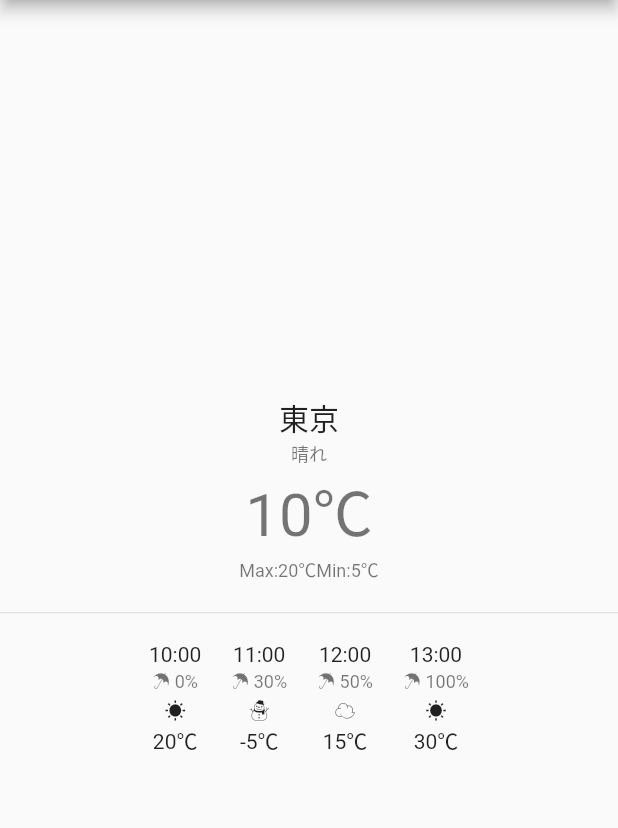
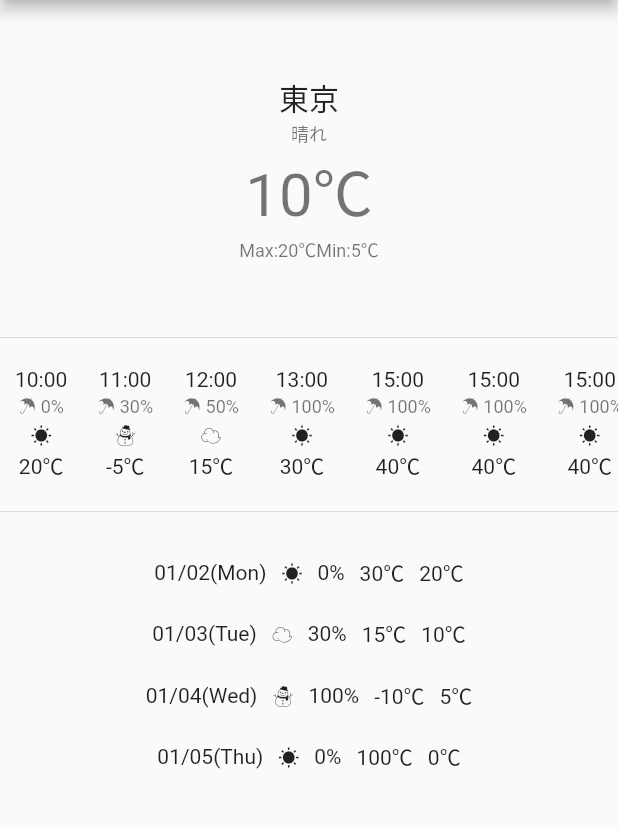
Before and after one commit to tanitanin/FlutterWeatherApp, a Flutter app: the screen it shows after launch, on a phone screen of 412 x 824 dp, the part 84-912 px from its top. Run offline on Flutter 3.47's test engine with Material 2 defaults, Android fonts, the phone set to English and light mode, and no system bars.

Commit message:
Display daily weather information at Home page

```diff
--- /dev/null
+++ b/lib/ui/component/weather_daily.dart
@@ -0,0 +1,48 @@
+import 'package:flutter/material.dart';
+import 'package:intl/intl.dart';
+import 'package:weatherapp/models/weather.dart';
+
+class DailyWeatherWidget extends StatelessWidget {
+  final Weather weather;
+
+  const DailyWeatherWidget({
+    Key? key,
+    required this.weather,
+  }) : super(key: key);
+
+  @override
+  Widget build(BuildContext context) {
+    return Padding(
+      padding: const EdgeInsets.symmetric(vertical: 10.0),
+      child: Row(
+        mainAxisAlignment: MainAxisAlignment.center,
+        children: [
+          Text(
+            DateFormat('MM/DD(E)').format(weather.time ?? DateTime(0)),
+            style: Theme.of(context).textTheme.bodyMedium,
+          ),
+          const SizedBox(width: 10.0),
+          Text(
+            '${weather.icon}',
+            style: Theme.of(context).textTheme.bodyMedium,
+          ),
+          const SizedBox(width: 10.0),
+          Text(
+            '${weather.rainyPercent}%',
+            style: Theme.of(context).textTheme.bodyMedium,
+          ),
+          const SizedBox(width: 10.0),
+          Text(
+            '${weather.temperatureMax}℃',
+            style: Theme.of(context).textTheme.bodyMedium,
+          ),
+          const SizedBox(width: 10.0),
+          Text(
+            '${weather.temperatureMin}℃',
+            style: Theme.of(context).textTheme.bodyMedium,
+          ),
+        ],
+      ),
+    );
+  }
+}
--- /dev/null
+++ b/lib/ui/component/weather_hourly.dart
@@ -0,0 +1,38 @@
+import 'package:flutter/material.dart';
+import 'package:intl/intl.dart';
+import 'package:weatherapp/models/weather.dart';
+
+class HourlyWeatherWidget extends StatelessWidget {
+  final Weather weather;
+  const HourlyWeatherWidget({
+    Key? key,
+    required this.weather,
+  }) : super(key: key);
+
+  @override
+  Widget build(BuildContext context) {
+    return Padding(
+      padding: const EdgeInsets.symmetric(horizontal: 10.0),
+      child: Column(
+        children: [
+          Text(
+            DateFormat('HH:mm').format(weather.time ?? DateTime(0)),
+            style: Theme.of(context).textTheme.bodyMedium,
+          ),
+          Text(
+            '☂ ${weather.rainyPercent}%',
+            style: Theme.of(context).textTheme.bodySmall,
+          ),
+          Text(
+            weather.icon ?? '☀',
+            style: Theme.of(context).textTheme.bodyMedium,
+          ),
+          Text(
+            '${weather.temperature}℃',
+            style: Theme.of(context).textTheme.bodyMedium,
+          ),
+        ],
+      )
+    );
+  }
+}
--- a/lib/views/home.dart
+++ b/lib/views/home.dart
@@ -1,6 +1,7 @@
 import 'package:flutter/material.dart';
-import 'package:intl/intl.dart';
 import 'package:weatherapp/models/weather.dart';
+import 'package:weatherapp/ui/component/weather_daily.dart';
+import 'package:weatherapp/ui/component/weather_hourly.dart';
 
 class MyHomePage extends StatefulWidget {
   const MyHomePage({super.key, required this.title});
@@ -48,6 +49,103 @@ class _MyHomePageState extends State<MyHomePage> {
       rainyPercent: 100,
       time: DateTime(2023, 1, 2, 13),
     ),
+    Weather(
+      temperature: 40,
+      description: '晴れ',
+      icon: '☀',
+      rainyPercent: 100,
+      time: DateTime(2023, 1, 2, 15),
+    ),
+    Weather(
+      temperature: 40,
+      description: '晴れ',
+      icon: '☀',
+      rainyPercent: 100,
+      time: DateTime(2023, 1, 2, 15),
+    ),
+    Weather(
+      temperature: 40,
+      description: '晴れ',
+      icon: '☀',
+      rainyPercent: 100,
+      time: DateTime(2023, 1, 2, 15),
+    ),
+    Weather(
+      temperature: 40,
+      description: '晴れ',
+      icon: '☀',
+      rainyPercent: 100,
+      time: DateTime(2023, 1, 2, 15),
+    ),
+    Weather(
+      temperature: 40,
+      description: '晴れ',
+      icon: '☀',
+      rainyPercent: 100,
+      time: DateTime(2023, 1, 2, 15),
+    ),
+    Weather(
+      temperature: 40,
+      description: '晴れ',
+      icon: '☀',
+      rainyPercent: 100,
+      time: DateTime(2023, 1, 2, 15),
+    ),
+    Weather(
+      temperature: 40,
+      description: '晴れ',
+      icon: '☀',
+      rainyPercent: 100,
+      time: DateTime(2023, 1, 2, 15),
+    ),
+    Weather(
+      temperature: 40,
+      description: '晴れ',
+      icon: '☀',
+      rainyPercent: 100,
+      time: DateTime(2023, 1, 2, 15),
+    ),
+    Weather(
+      temperature: 40,
+      description: '晴れ',
+      icon: '☀',
+      rainyPercent: 100,
+      time: DateTime(2023, 1, 2, 15),
+    ),
+  ];
+  List<Weather> dailyWeather = [
+    Weather(
+      description: '晴れ',
+      icon: '☀',
+      rainyPercent: 0,
+      time: DateTime(2023, 1, 2),
+      temperatureMax: 30,
+      temperatureMin: 20,
+    ),
+    Weather(
+      description: 'くもり',
+      icon: '☁',
+      rainyPercent: 30,
+      time: DateTime(2023, 1, 3),
+      temperatureMax: 15,
+      temperatureMin: 10,
+    ),
+    Weather(
+      description: '雪',
+      icon: '☃',
+      rainyPercent: 100,
+      time: DateTime(2023, 1, 4),
+      temperatureMax: -10,
+      temperatureMin: 5,
+    ),
+    Weather(
+      description: '晴れ',
+      icon: '☀',
+      rainyPercent: 0,
+      time: DateTime(2023, 1, 5),
+      temperatureMax: 100,
+      temperatureMin: 0,
+    ),
   ];
 
   @override
@@ -56,18 +154,17 @@ class _MyHomePageState extends State<MyHomePage> {
       appBar: AppBar(
         title: Text(widget.title),
       ),
-      body: Center(
+      body: SafeArea(
+        child: Center(
           child: Column(
-          mainAxisAlignment: MainAxisAlignment.center,
             children: <Widget>[
-            // todo show hourly weather forecast
-            // todo show daily weather forecast
               // todo show current weather from API
               // todo show hourly weather forecast from API
               // todo show daily weather forecast from API
               SafeArea(
-              child: Column(
-                children:[
+                child: Padding(
+                  padding: const EdgeInsets.symmetric(vertical: 50.0),
+                  child: Column(children: <Widget>[
                     Text(
                       '${currentWeather.location}',
                       style: Theme.of(context).textTheme.titleLarge,
@@ -93,41 +190,42 @@ class _MyHomePageState extends State<MyHomePage> {
                         ),
                       ],
                     ),
-                  SizedBox(height: 20),
-                  Divider(height: 0),
-                  SizedBox(height: 20),
-                  Row(
+                  ]),
+                ),
+              ),
+              const Divider(height: 0),
+              SafeArea(
+                child: Expanded(
+                  child: SingleChildScrollView(
+                    scrollDirection: Axis.horizontal,
+                    child: Padding(
+                      padding: const EdgeInsets.symmetric(vertical: 20.0),
+                      child: Row(
                         mainAxisAlignment: MainAxisAlignment.center,
-                    children: hourlyWeather.map((w) =>
-                      Padding(
-                        padding: EdgeInsets.symmetric(horizontal: 10.0),
+                        children: hourlyWeather
+                            .map((w) => HourlyWeatherWidget(weather: w))
+                            .toList(),
+                      ),
+                    ),
+                  ),
+                ),
+              ),
+              const Divider(height: 0),
+              Expanded(
+                child: SingleChildScrollView(
+                  scrollDirection: Axis.vertical,
+                  child: Padding(
+                    padding: const EdgeInsets.only(top: 20.0),
                     child: Column(
-                          children: [
-                            Text(
-                              '${DateFormat('HH:mm').format(w.time ?? DateTime(0))}',
-                              style: Theme.of(context).textTheme.bodyMedium,
+                      children: dailyWeather
+                          .map((w) => DailyWeatherWidget(weather: w))
+                          .toList(),
                     ),
-                            Text(
-                              '☂ ${w.rainyPercent}%',
-                              style: Theme.of(context).textTheme.bodySmall,
                   ),
-                            Text(
-                              '${w.icon ?? '☀'}',
-                              style: Theme.of(context).textTheme.bodyMedium,
                 ),
-                            Text(
-                              '${w.temperature}℃',
-                              style: Theme.of(context).textTheme.bodyMedium,
               ),
             ],
-                        )
-                      )
-                    ).toList(),
           ),
-                ],
-              )
-            )
-          ],
         ),
       ),
     );
```
Lines whose indentation alone changed are shown as unchanged.
